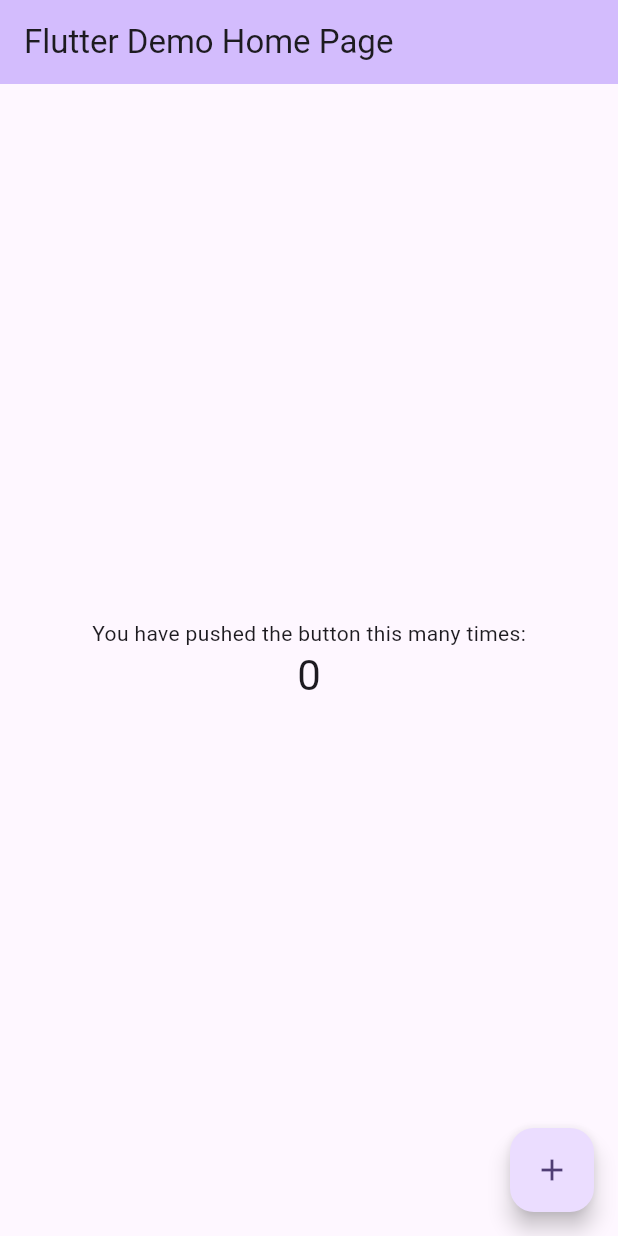
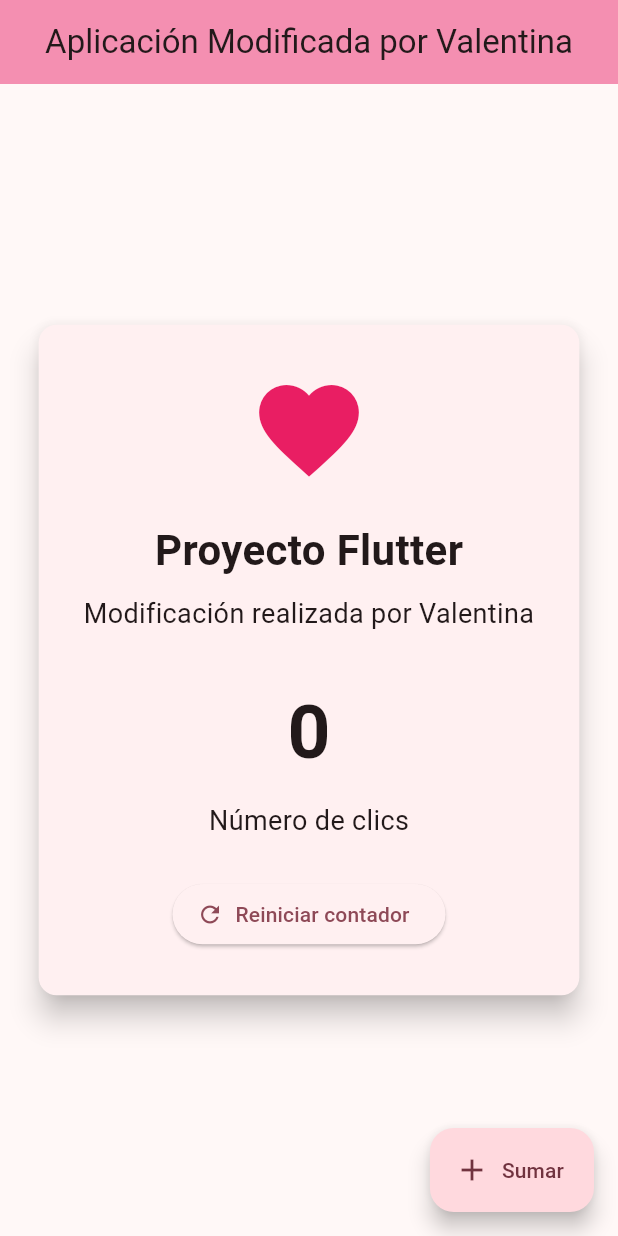
Before and after one commit to mikeotavo15-lang/domicilios-app-sena, a Flutter app: the screen it shows after launch, on a phone screen of 412 x 824 dp. Run offline on Flutter 3.47's test engine with Material 3 defaults, Android fonts, the phone set to English and light mode, and no system bars.

Commit message:
Rediseño de la pantalla principal por Valentina

```diff
--- a/lib/main.dart
+++ b/lib/main.dart
@@ -7,45 +7,26 @@
 class MyApp extends StatelessWidget {
   const MyApp({super.key});
 
-  // This widget is the root of your application.
   @override
   Widget build(BuildContext context) {
     return MaterialApp(
-      title: 'Flutter Demo',
+      debugShowCheckedModeBanner: false,
+      title: 'Proyecto Flutter - Valentina',
       theme: ThemeData(
-        // This is the theme of your application.
-        //
-        // TRY THIS: Try running your application with "flutter run". You'll see
-        // the application has a purple toolbar. Then, without quitting the app,
-        // try changing the seedColor in the colorScheme below to Colors.green
-        // and then invoke "hot reload" (save your changes or press the "hot
-        // reload" button in a Flutter-supported IDE, or press "r" if you used
-        // the command line to start the app).
-        //
-        // Notice that the counter didn't reset back to zero; the application
-        // state is not lost during the reload. To reset the state, use hot
-        // restart instead.
-        //
-        // This works for code too, not just values: Most code changes can be
-        // tested with just a hot reload.
-        colorScheme: ColorScheme.fromSeed(seedColor: Colors.deepPurple),
+        colorScheme: ColorScheme.fromSeed(
+          seedColor: Colors.pink,
+        ),
+        useMaterial3: true,
       ),
-      home: const MyHomePage(title: 'Flutter Demo Home Page'),
+      home: const MyHomePage(
+        title: 'Aplicación Modificada por Valentina',
+      ),
     );
   }
 }
 
 class MyHomePage extends StatefulWidget {
   const MyHomePage({super.key, required this.title});
-
-  // This widget is the home page of your application. It is stateful, meaning
-  // that it has a State object (defined below) that contains fields that affect
-  // how it looks.
-
-  // This class is the configuration for the state. It holds the values (in this
-  // case the title) provided by the parent (in this case the App widget) and
-  // used by the build method of the State. Fields in a Widget subclass are
-  // always marked "final".
 
   final String title;
 
@@ -58,65 +39,85 @@
 
   void _incrementCounter() {
     setState(() {
-      // This call to setState tells the Flutter framework that something has
-      // changed in this State, which causes it to rerun the build method below
-      // so that the display can reflect the updated values. If we changed
-      // _counter without calling setState(), then the build method would not be
-      // called again, and so nothing would appear to happen.
       _counter++;
+    });
+  }
+
+  void _resetCounter() {
+    setState(() {
+      _counter = 0;
     });
   }
 
   @override
   Widget build(BuildContext context) {
-    // This method is rerun every time setState is called, for instance as done
-    // by the _incrementCounter method above.
-    //
-    // The Flutter framework has been optimized to make rerunning build methods
-    // fast, so that you can just rebuild anything that needs updating rather
-    // than having to individually change instances of widgets.
     return Scaffold(
       appBar: AppBar(
-        // TRY THIS: Try changing the color here to a specific color (to
-        // Colors.amber, perhaps?) and trigger a hot reload to see the AppBar
-        // change color while the other colors stay the same.
-        backgroundColor: Theme.of(context).colorScheme.inversePrimary,
-        // Here we take the value from the MyHomePage object that was created by
-        // the App.build method, and use it to set our appbar title.
         title: Text(widget.title),
+        centerTitle: true,
+        backgroundColor: Colors.pink.shade200,
       ),
       body: Center(
-        // Center is a layout widget. It takes a single child and positions it
-        // in the middle of the parent.
-        child: Column(
-          // Column is also a layout widget. It takes a list of children and
-          // arranges them vertically. By default, it sizes itself to fit its
-          // children horizontally, and tries to be as tall as its parent.
-          //
-          // Column has various properties to control how it sizes itself and
-          // how it positions its children. Here we use mainAxisAlignment to
-          // center the children vertically; the main axis here is the vertical
-          // axis because Columns are vertical (the cross axis would be
-          // horizontal).
-          //
-          // TRY THIS: Invoke "debug painting" (choose the "Toggle Debug Paint"
-          // action in the IDE, or press "p" in the console), to see the
-          // wireframe for each widget.
-          mainAxisAlignment: MainAxisAlignment.center,
-          children: <Widget>[
-            const Text('You have pushed the button this many times:'),
-            Text(
-              '$_counter',
-              style: Theme.of(context).textTheme.headlineMedium,
+        child: Padding(
+          padding: const EdgeInsets.all(20),
+          child: Card(
+            elevation: 8,
+            child: Padding(
+              padding: const EdgeInsets.all(30),
+              child: Column(
+                mainAxisSize: MainAxisSize.min,
+                children: [
+                  const Icon(
+                    Icons.favorite,
+                    size: 80,
+                    color: Colors.pink,
+                  ),
+                  const SizedBox(height: 20),
+                  const Text(
+                    'Proyecto Flutter',
+                    style: TextStyle(
+                      fontSize: 28,
+                      fontWeight: FontWeight.bold,
+                    ),
+                  ),
+                  const SizedBox(height: 10),
+                  const Text(
+                    'Modificación realizada por Valentina',
+                    textAlign: TextAlign.center,
+                    style: TextStyle(
+                      fontSize: 18,
+                    ),
+                  ),
+                  const SizedBox(height: 30),
+                  Text(
+                    '$_counter',
+                    style: const TextStyle(
+                      fontSize: 50,
+                      fontWeight: FontWeight.bold,
+                    ),
+                  ),
+                  const SizedBox(height: 10),
+                  const Text(
+                    'Número de clics',
+                    style: TextStyle(fontSize: 18),
+                  ),
+                  const SizedBox(height: 25),
+                  ElevatedButton.icon(
+                    onPressed: _resetCounter,
+                    icon: const Icon(Icons.refresh),
+                    label: const Text('Reiniciar contador'),
+                  ),
+                ],
+              ),
             ),
-          ],
+          ),
         ),
       ),
-      floatingActionButton: FloatingActionButton(
+      floatingActionButton: FloatingActionButton.extended(
         onPressed: _incrementCounter,
-        tooltip: 'Increment',
-        child: const Icon(Icons.add),
-      ), // This trailing comma makes auto-formatting nicer for build methods.
+        icon: const Icon(Icons.add),
+        label: const Text('Sumar'),
+      ),
     );
   }
 }
```
